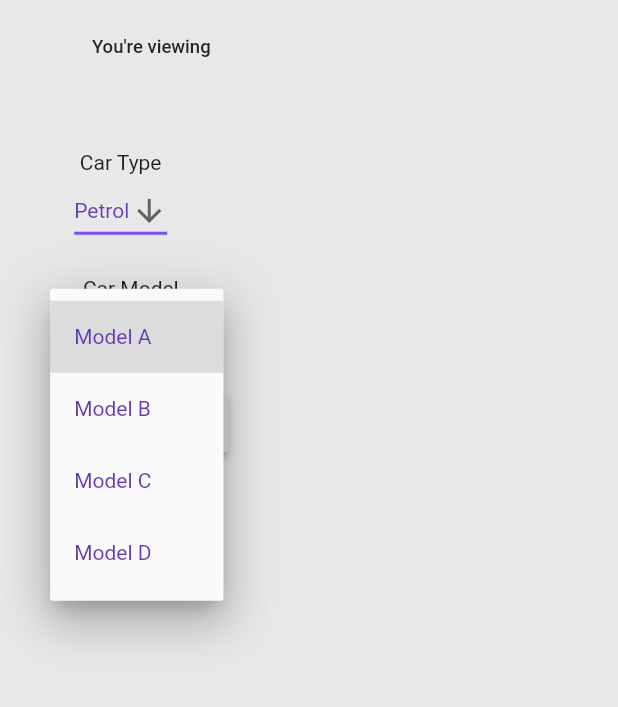
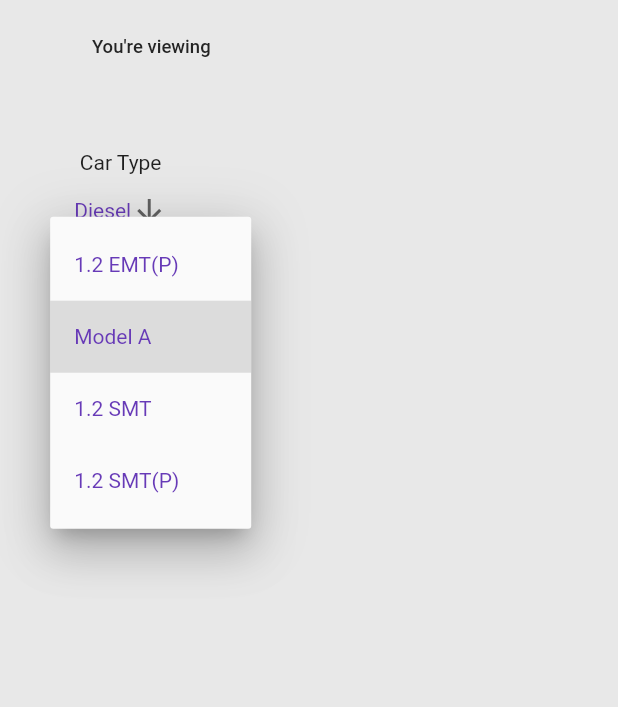
Before and after one commit to imsks/ms_honda_sales, a Flutter app: the ChooseCarModel screen opened directly with empty values, after a tap on "Model A", on a phone screen of 412 x 824 dp, the part 84-791 px from its top. Run offline on Flutter 3.47's test engine with Material 2 defaults, Android fonts, the phone set to English and light mode, and no system bars; our stand-ins replace shared_preferences; accounts and stored records are empty; Roboto replaces fonts that are missing (Poppins); statements that could not run were skipped.

Commit message:
working on car details screen

```diff
--- /dev/null
+++ b/lib/models/cars.dart
@@ -0,0 +1,16 @@
+import 'package:flutter/foundation.dart';
+import 'package:flutter/material.dart';
+
+class CarDetailsProvider with ChangeNotifier {
+  List<String> currentCarDetails = ["Amaze 1", "Diesel", "Model A"];
+
+  List<String> get getCarDetails {
+    return currentCarDetails;
+  }
+
+  void updateCarDetails(num index, String data) {
+    currentCarDetails.removeAt(index);
+    currentCarDetails.insert(index, data);
+    notifyListeners();
+  }
+}
--- a/lib/screens/cars/choose_modal.dart
+++ b/lib/screens/cars/choose_modal.dart
@@ -1,8 +1,11 @@
 import 'package:flutter/material.dart';
+import 'package:ms_honda_sales/models/cars.dart';
+import 'package:ms_honda_sales/screens/cars/car_details.dart';
 import 'package:ms_honda_sales/utilities/constants/styles.dart';
 import 'package:ms_honda_sales/utilities/globalConstants.dart';
 import 'package:ms_honda_sales/utilities/styles/size_config.dart';
 import 'package:ms_honda_sales/components/navbar.dart';
+import 'package:provider/provider.dart';
 
 class ChooseCarModel extends StatelessWidget {
   final String carName;
@@ -55,10 +58,18 @@ class CarDetailDropdowns extends StatefulWidget {
 
 class _CarDetailDropdownsState extends State<CarDetailDropdowns> {
   String carType = 'Petrol';
-  String carModel = 'Model A';
+  String carModel = '1.2 EMT';
+
+  void _updateCarDetails(BuildContext context, int index, String carType) {
+    Provider.of<CarDetailsProvider>(context, listen: false)
+        .updateCarDetails(index, carType);
+  }
 
   @override
   Widget build(BuildContext context) {
+    var carDetails = Provider.of<CarDetailsProvider>(context).getCarDetails;
+    print(carDetails);
+
     return Container(
       padding: EdgeInsets.symmetric(
         horizontal: 3 * SizeConfig.heightMultiplier,
@@ -73,7 +84,7 @@ class _CarDetailDropdownsState extends State<CarDetailDropdowns> {
               children: [
                 Text("Car Type"),
                 DropdownButton<String>(
-                  value: carType,
+                  value: carDetails[1],
                   icon: Icon(Icons.arrow_downward),
                   iconSize: 24,
                   elevation: 16,
@@ -86,6 +97,7 @@ class _CarDetailDropdownsState extends State<CarDetailDropdowns> {
                     setState(() {
                       carType = newValue;
                     });
+                    _updateCarDetails(context, 1, newValue);
                   },
                   items: <String>['Petrol', 'Diesel']
                       .map<DropdownMenuItem<String>>((String value) {
@@ -101,10 +113,11 @@ class _CarDetailDropdownsState extends State<CarDetailDropdowns> {
           Padding(
             padding: const EdgeInsets.symmetric(horizontal: 0, vertical: 10),
             child: Column(
+              crossAxisAlignment: CrossAxisAlignment.start,
               children: [
                 Text("Car Model"),
                 DropdownButton<String>(
-                  value: carModel,
+                  value: carDetails[2],
                   icon: Icon(Icons.arrow_downward),
                   iconSize: 24,
                   elevation: 16,
@@ -117,9 +130,14 @@ class _CarDetailDropdownsState extends State<CarDetailDropdowns> {
                     setState(() {
                       carModel = newValue;
                     });
+                    _updateCarDetails(context, 2, newValue);
                   },
-                  items: <String>['Model A', 'Model B', 'Model C', 'Model D']
-                      .map<DropdownMenuItem<String>>((String value) {
+                  items: <String>[
+                    '1.2 EMT(P)',
+                    'Model A',
+                    '1.2 SMT',
+                    '1.2 SMT(P)'
+                  ].map<DropdownMenuItem<String>>((String value) {
                     return DropdownMenuItem<String>(
                       value: value,
                       child: Text(value),
@@ -130,7 +148,14 @@ class _CarDetailDropdownsState extends State<CarDetailDropdowns> {
             ),
           ),
           RaisedButton(
-            onPressed: () => {},
+            onPressed: () => {
+              Navigator.push(
+                context,
+                MaterialPageRoute(
+                  builder: (context) => CarDetails(),
+                ),
+              )
+            },
             hoverElevation: 2,
             padding: EdgeInsets.symmetric(
               horizontal: 10,
--- a/lib/utilities/constants/styles.dart
+++ b/lib/utilities/constants/styles.dart
@@ -48,6 +48,12 @@ class AppTheme {
   static final TextStyle chooseCarModelHeaderSubheading = TextStyle(
     fontSize: 1.5 * SizeConfig.textMultiplier,
     color: kBlackColor,
+    fontWeight: FontWeight.w500,
+  );
+
+  static final TextStyle carDetailsHeaderParamsText = TextStyle(
+    fontSize: 2.5 * SizeConfig.textMultiplier,
+    color: kWhiteColor,
     fontWeight: FontWeight.w500,
   );
 
```
Also changed, not shown: lib/main.dart (+10 -5 lines), lib/screens/cars/car_details.dart (added, +142 -0 lines), lib/screens/cars/dashboard.dart (+8 -1 lines).
